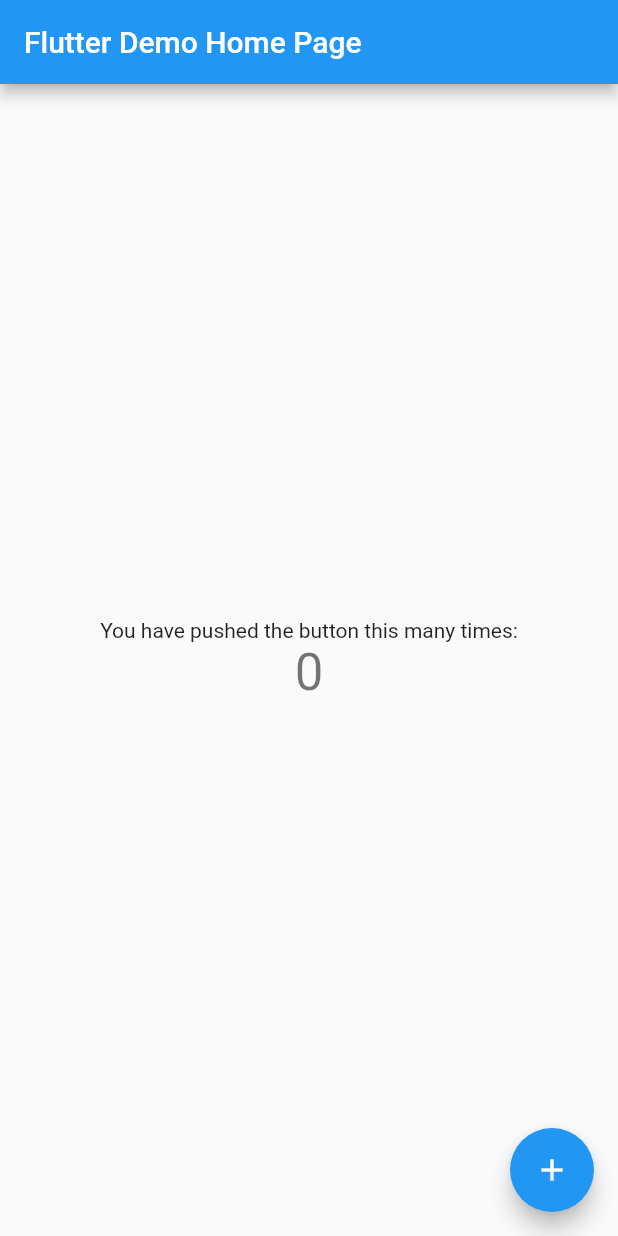
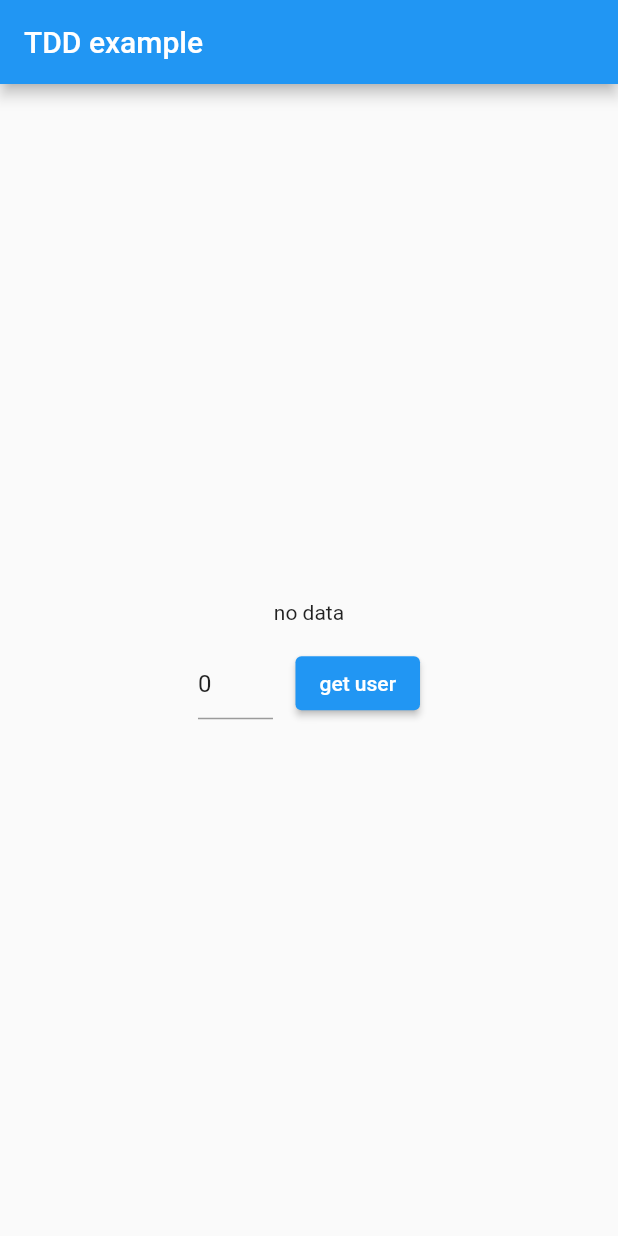
Before and after one commit to codecikoi/test_driven_development_exapmle, a Flutter app: the screen it shows after launch, on a phone screen of 412 x 824 dp. Run offline on Flutter 3.47's test engine with Material 2 defaults, Android fonts, the phone set to English and light mode, and no system bars; our stand-ins replace dio; accounts and stored records are empty.

Commit message:
finished. created UI

```diff
--- a/lib/entities/user.dart
+++ b/lib/entities/user.dart
@@ -2,5 +2,8 @@ class User {
   int id;
   String name;
 
-  User(this.id, {this.name = 'no name'});
+  User({
+    this.id = 0,
+    this.name = 'no name',
+  });
 }
--- a/lib/main.dart
+++ b/lib/main.dart
@@ -1,115 +1,18 @@
 import 'package:flutter/material.dart';
+import 'package:test_driven_development_example/page/user_page.dart';
+
 
 void main() {
-  runApp(const MyApp());
+  runApp(MyApp());
 }
 
 class MyApp extends StatelessWidget {
-  const MyApp({super.key});
+  const MyApp({Key? key}) : super(key: key);
 
-  // This widget is the root of your application.
   @override
   Widget build(BuildContext context) {
     return MaterialApp(
-      title: 'Flutter Demo',
-      theme: ThemeData(
-        // This is the theme of your application.
-        //
-        // Try running your application with "flutter run". You'll see the
-        // application has a blue toolbar. Then, without quitting the app, try
-        // changing the primarySwatch below to Colors.green and then invoke
-        // "hot reload" (press "r" in the console where you ran "flutter run",
-        // or simply save your changes to "hot reload" in a Flutter IDE).
-        // Notice that the counter didn't reset back to zero; the application
-        // is not restarted.
-        primarySwatch: Colors.blue,
-      ),
-      home: const MyHomePage(title: 'Flutter Demo Home Page'),
+      home: UserPage(),
     );
   }
 }
-
-class MyHomePage extends StatefulWidget {
-  const MyHomePage({super.key, required this.title});
-
-  // This widget is the home page of your application. It is stateful, meaning
-  // that it has a State object (defined below) that contains fields that affect
-  // how it looks.
-
-  // This class is the configuration for the state. It holds the values (in this
-  // case the title) provided by the parent (in this case the App widget) and
-  // used by the build method of the State. Fields in a Widget subclass are
-  // always marked "final".
-
-  final String title;
-
-  @override
-  State<MyHomePage> createState() => _MyHomePageState();
-}
-
-class _MyHomePageState extends State<MyHomePage> {
-  int _counter = 0;
-
-  void _incrementCounter() {
-    setState(() {
-      // This call to setState tells the Flutter framework that something has
-      // changed in this State, which causes it to rerun the build method below
-      // so that the display can reflect the updated values. If we changed
-      // _counter without calling setState(), then the build method would not be
-      // called again, and so nothing would appear to happen.
-      _counter++;
-    });
-  }
-
-  @override
-  Widget build(BuildContext context) {
-    // This method is rerun every time setState is called, for instance as done
-    // by the _incrementCounter method above.
-    //
-    // The Flutter framework has been optimized to make rerunning build methods
-    // fast, so that you can just rebuild anything that needs updating rather
-    // than having to individually change instances of widgets.
-    return Scaffold(
-      appBar: AppBar(
-        // Here we take the value from the MyHomePage object that was created by
-        // the App.build method, and use it to set our appbar title.
-        title: Text(widget.title),
-      ),
-      body: Center(
-        // Center is a layout widget. It takes a single child and positions it
-        // in the middle of the parent.
-        child: Column(
-          // Column is also a layout widget. It takes a list of children and
-          // arranges them vertically. By default, it sizes itself to fit its
-          // children horizontally, and tries to be as tall as its parent.
-          //
-          // Invoke "debug painting" (press "p" in the console, choose the
-          // "Toggle Debug Paint" action from the Flutter Inspector in Android
-          // Studio, or the "Toggle Debug Paint" command in Visual Studio Code)
-          // to see the wireframe for each widget.
-          //
-          // Column has various properties to control how it sizes itself and
-          // how it positions its children. Here we use mainAxisAlignment to
-          // center the children vertically; the main axis here is the vertical
-          // axis because Columns are vertical (the cross axis would be
-          // horizontal).
-          mainAxisAlignment: MainAxisAlignment.center,
-          children: <Widget>[
-            const Text(
-              'You have pushed the button this many times:',
-            ),
-            Text(
-              '$_counter',
-              style: Theme.of(context).textTheme.headline4,
-            ),
-          ],
-        ),
-      ),
-      floatingActionButton: FloatingActionButton(
-        onPressed: _incrementCounter,
-        tooltip: 'Increment',
-        child: const Icon(Icons.add),
-      ), // This trailing comma makes auto-formatting nicer for build methods.
-    );
-  }
-}
--- /dev/null
+++ b/lib/page/user_page.dart
@@ -0,0 +1,62 @@
+import 'package:flutter/material.dart';
+import 'package:test_driven_development_example/entities/user.dart';
+import 'package:test_driven_development_example/repository/user_remote_repository.dart';
+
+class UserPage extends StatefulWidget {
+  const UserPage({Key? key}) : super(key: key);
+
+  @override
+  State<UserPage> createState() => _UserPageState();
+}
+
+class _UserPageState extends State<UserPage> {
+  TextEditingController controller = TextEditingController(text: '0');
+  User? user;
+
+  @override
+  Widget build(BuildContext context) {
+    return Scaffold(
+      appBar: AppBar(
+        title: Text('TDD example'),
+      ),
+      body: Center(
+        child: Column(
+          mainAxisAlignment: MainAxisAlignment.center,
+          children: [
+            user == null
+                ? Text('no data')
+                : Text(
+                    'ID: ${user!.id}',
+                  ),
+            if (user != null)
+              Text(
+                'Name: ${user!.name}',
+              ),
+            SizedBox(height: 15.0),
+            Row(
+              mainAxisAlignment: MainAxisAlignment.center,
+              children: [
+                SizedBox(
+                  width: 50,
+                  child: TextField(
+                    controller: controller,
+                    keyboardType: TextInputType.number,
+                  ),
+                ),
+                SizedBox(width: 15),
+                ElevatedButton(
+                  onPressed: () async {
+                    user = await UserRemoteRepository()
+                        .getUser(int.tryParse(controller.text) ?? 0);
+                    setState(() {});
+                  },
+                  child: Text('get user'),
+                ),
+              ],
+            ),
+          ],
+        ),
+      ),
+    );
+  }
+}
--- a/lib/repository/user_local_repository.dart
+++ b/lib/repository/user_local_repository.dart
@@ -4,6 +4,6 @@ import 'package:test_driven_development_example/repository_i/i_user_repository.d
 class LocalUserRepository implements IUserRepository {
   @override
   Future<User?> getUser(int id) async {
-    return User();
+    return User(id: id);
   }
 }
--- /dev/null
+++ b/lib/repository/user_remote_repository.dart
@@ -0,0 +1,30 @@
+import 'package:dio/dio.dart';
+import 'package:test_driven_development_example/entities/user.dart';
+import 'package:test_driven_development_example/repository_i/i_user_repository.dart';
+
+class UserRemoteRepository implements IUserRepository {
+  late Dio dio;
+
+  UserRemoteRepository({Dio? dio}) {
+    this.dio = dio ?? Dio();
+  }
+
+  @override
+  Future<User?> getUser(int id) async {
+    try {
+      var response = await dio.get('https://reqres.in/api/users/$id');
+      if (response.statusCode == 200) {
+        return User(
+          id: response.data['data']['id'],
+          name: response.data['data']['first_name'] +
+              ' ' +
+              response.data['data']['last_name'],
+        );
+      } else {
+        return null;
+      }
+    } catch (e) {
+      return null;
+    }
+  }
+}
```
Also changed, not shown: 3 other files.
